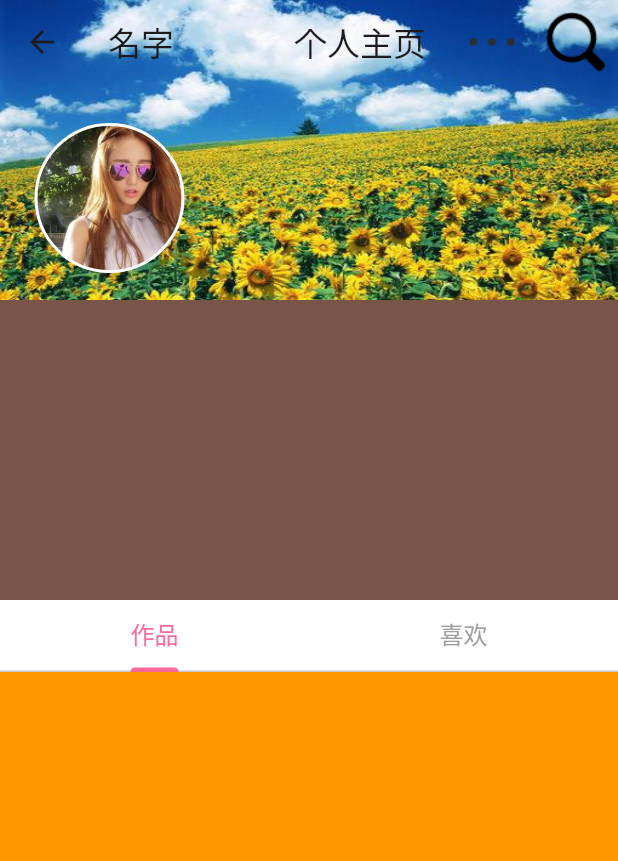
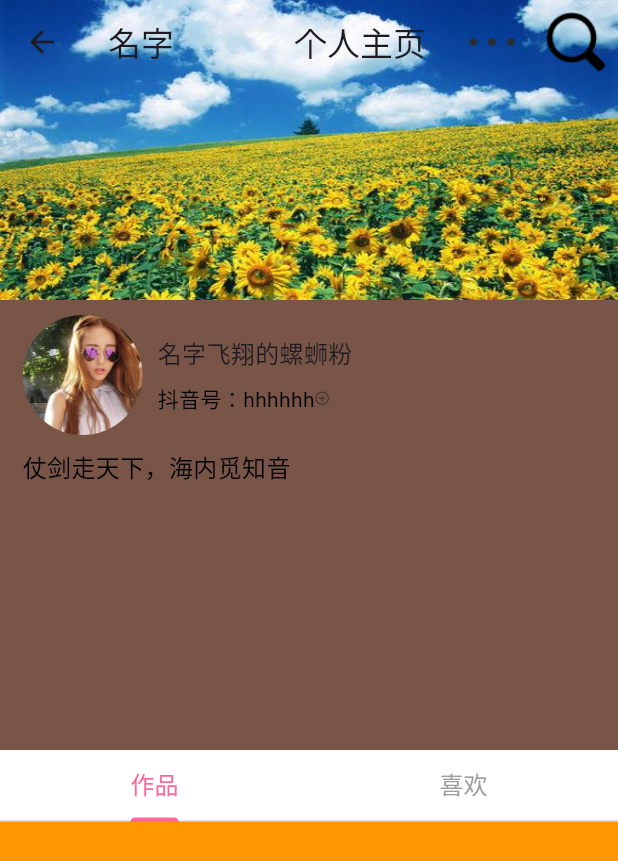
Before and after one commit to yongkangwang/tiktok_flutter, a Flutter app: the UserPage screen opened by its route, on a phone screen of 412 x 824 dp. Shown: the top 861 px of the screen. Run offline on Flutter 3.47's test engine with Material 3 defaults, Android fonts, the phone set to English and light mode, and no system bars; our stand-ins replace dio, easy_refresh, flutter_screenutil, flutter_smart_dialog, flutter_speed_dial, get and 5 more; missing offline and left inert: event_bus_plus, flutter_swiper_null_safety_flutter3; accounts and stored records are empty; network calls fail; key blocks and very long unbroken strings in the code were emptied for the run.

Commit message:
更换头像

```diff
--- a/lib/core/third/utils/image_utils.dart
+++ b/lib/core/third/utils/image_utils.dart
@@ -4,14 +4,13 @@ import 'dart:io';
 import 'package:image_picker/image_picker.dart';
 
 class ImageUtils{
-
+  // 刚添加后的相册权限需要等个5分钟，有缓存没权限问题会导致调用相册崩溃，
   /// 图片选取
   static Future<File?> getImage() async {
     final XFile? file = await ImagePicker().pickImage(
         source: ImageSource.gallery,//图库选择
       // maxWidth: 100.0, // 设置图片最大宽度，间接压缩了图片的体积
     );
-
 
     /// 选取图片失败file为null，要注意判断下。
     /// 获取图片路径后可以上传到服务器上
--- a/lib/main.dart
+++ b/lib/main.dart
@@ -2,6 +2,7 @@ import 'package:flutter/foundation.dart';
 import 'package:flutter/material.dart';
 
 import 'package:get/get.dart';
+import 'package:flutter_smart_dialog/flutter_smart_dialog.dart';
 
 import 'core/third/shared_preference/shared_preference_util.dart';
 import 'core/third/shared_preference/preference_keys.dart';
@@ -75,6 +76,8 @@ class MyApp extends StatelessWidget {
           // locale: Locale('zh','CN'),
           // 在配置错误的情况下 显示的语言
           // fallbackLocale: Locale("zh",'CN'),
+          navigatorObservers: [FlutterSmartDialog.observer],
+          builder: FlutterSmartDialog.init(),
         );
 
       },
--- a/lib/ui/pages/home/home/home_state.dart
+++ b/lib/ui/pages/home/home/home_state.dart
@@ -1,11 +1,12 @@
 
-import 'package:flutter/cupertino.dart';
+// import 'package:flutter/cupertino.dart';
+import 'package:flutter/material.dart';
 
 import 'package:bili_flutter/ui/widegts/view/primary_scroll_container.dart';
 
 class HomeState {
 
-  // GlobalKey 需要导入系统库cupertino
+  // GlobalKey 需要导入系统库cupertino/material
   late GlobalKey<PrimaryScrollContainerState> keyRecommend;
   late GlobalKey<PrimaryScrollContainerState> keyCartoon;
 
--- a/lib/ui/pages/my/home/user_view.dart
+++ b/lib/ui/pages/my/home/user_view.dart
@@ -38,8 +38,9 @@ class UserPage extends StatelessWidget {
 
 
     return Scaffold(
+      backgroundColor: Colors.transparent,
 
-      backgroundColor: Colors.red,
+      // backgroundColor: Colors.red,
       // appBar: buildNavAppBar(),
       // body: Container(
       //   color: Colors.yellow,
@@ -63,9 +64,7 @@ class UserPage extends StatelessWidget {
   // 顶部导航栏
   Widget _getSliverAppBar() {
     print('_getSliverAppBar顶部导航栏===   build ');
-
     print('_getSliverAppBar顶部导航栏===${logic.titleString.value}');
-
 
     return SliverAppBar(
       // brightness:Brightness.dark,
@@ -78,8 +77,8 @@ class UserPage extends StatelessWidget {
       stretch: true,
       // FlexibleSpaceBar 这里就是用于实现滚动折叠的效果的地方
       flexibleSpace: FlexibleSpaceBar(
-        // background: Image.asset(AKImageAssets.myTopBackgroundImage,fit: BoxFit.fill,),
-        background: UserHeadInfoWidget(),
+        background: Image.asset(AKImageAssets.myTopBackgroundImage,fit: BoxFit.fill,),
+        // background: UserHeadInfoWidget(),
       ),
       actions: [
         IconButton(
@@ -128,8 +127,9 @@ class UserPage extends StatelessWidget {
 
     return SliverToBoxAdapter(
       child: Container(
-        height: 200,
-        color: Colors.teal,
+        height: 300,
+        color: Colors.transparent,
+        // color: Colors.teal,
         // child: Text('用户信息'),
         child: MyUserInfoWidget(),
       ),
--- a/lib/ui/pages/my/widget/my_user_head_widget.dart
+++ b/lib/ui/pages/my/widget/my_user_head_widget.dart
@@ -1,10 +1,14 @@
 
+import 'dart:io';
+
+import 'package:bili_flutter/ui/sheard/means.dart';
 import 'package:flutter/cupertino.dart';
 import 'package:flutter/material.dart';
 
 import 'package:flutter_screenutil/flutter_screenutil.dart';
 
 import 'package:bili_flutter/core/third/utils/image_utils.dart';
+import 'package:get/get.dart';
 
 import '../../../sheard/image_assets.dart';
 import '../../../widegts/view/circular_widget.dart';
@@ -23,11 +27,49 @@ class UserHeadInfoWidget extends StatefulWidget {
 
 class _UserHeadInfoWidgetState extends State<UserHeadInfoWidget> {
 
-  var isFile = false;
+  var _isFile = false.obs;
+  var _file;
+
 
   @override
   Widget build(BuildContext context) {
     // return const Placeholder();
+    // return buildStack(context);
+    return GestureDetector(
+      onTap: (){
+        showModalBottomAlert(context);
+      },
+      child: Obx(() =>  CircularImageWidget(
+        imageName: AKImageAssets.myTophead_portrait,
+        radius: 40,width: 80,heigth: 80,
+        type: _isFile.value == false ? 1 : 3,
+        imageFile: _file,
+      )),
+    );
+    // return buildIconButton(context);
+
+  }
+
+  IconButton buildIconButton(BuildContext context) {
+    // IconButton 有内边距，不方便左对齐
+    return IconButton(
+      onPressed: (){
+        print('头像点击了');
+        // showCupertinoAlert(context);
+        // showCupertinoBottomAlert(context);
+        showModalBottomAlert(context);
+      },
+      icon: Obx(() =>  CircularImageWidget(
+        imageName: AKImageAssets.myTophead_portrait,
+        radius: 40,width: 80,heigth: 80,
+        type: _isFile.value == false ? 1 : 3,
+        imageFile: _file,
+      ))
+
+  );
+  }
+
+  Stack buildStack(BuildContext context) {
     return Stack(
     // alignment: Alignment.bottomCenter,
     fit: StackFit.expand,
@@ -48,30 +90,40 @@ class _UserHeadInfoWidgetState extends State<UserHeadInfoWidget> {
                 // showCupertinoBottomAlert(context);
                 showModalBottomAlert(context);
               },
-                icon: CircularImageWidget(
+              icon:
+            Obx(() =>  CircularImageWidget(
               imageName: AKImageAssets.myTophead_portrait,
               radius: 50,width: 100,heigth: 100,
+              type: _isFile.value == false ? 1 : 3,
+              imageFile: _file,
             )
+            )
+
 
           )
       )
     ],
 
   );
-
-
   }
 
 
+
+
+//选择头像弹窗
   void showModalBottomAlert(BuildContext context) {
     showModalBottomSheet(context: context, builder:(BuildContext context) {
       return BottomAlert(
         onTapGallery: (){
-          ImageUtils.getImage();
-
+           ImageUtils.getImage().then((value){
+             printDebug('ImageUtils== $value');
+             changeImage(value);
+           });
         },
         onTapCamera: (){
-
+          ImageUtils.getCamera().then((value){
+            changeImage(value);
+          });
         },
       );
 
@@ -79,6 +131,15 @@ class _UserHeadInfoWidgetState extends State<UserHeadInfoWidget> {
   }
 
 
+  void changeImage(File? file){
+    if(file == null){
+    }else{
+      _file = file;
+      setState(() {
+        _isFile.value = true;
+      });
+    }
+  }
 
   void showCupertinoAlert(BuildContext context){
     showCupertinoDialog(context: context, builder: (BuildContext context){
@@ -123,7 +184,6 @@ class _UserHeadInfoWidgetState extends State<UserHeadInfoWidget> {
 
 
 
-
   void showMaterialAlert(BuildContext context) {
     showDialog(context: context, builder: (BuildContext context){
       return AlertDialog(
@@ -141,4 +201,8 @@ class _UserHeadInfoWidgetState extends State<UserHeadInfoWidget> {
 
 
 
+
+
+
+
 }
--- a/lib/ui/pages/my/widget/my_user_info_widget.dart
+++ b/lib/ui/pages/my/widget/my_user_info_widget.dart
@@ -1,6 +1,17 @@
 
 import 'package:flutter/material.dart';
 
+import 'package:flutter/services.dart';
+
+import 'package:get/get.dart';
+import 'package:flutter_smart_dialog/flutter_smart_dialog.dart';
+
+import 'my_user_head_widget.dart';
+import 'package:bili_flutter/ui/widegts/view/clip_rect_top.dart';
+import '../../../sheard/image_assets.dart';
+import '../../../sheard/app_theme.dart';
+import '../.../../../../widegts/view/text_normal.dart'
+;
 class MyUserInfoWidget extends StatefulWidget {
   const MyUserInfoWidget({super.key});
 
@@ -9,12 +20,64 @@ class MyUserInfoWidget extends StatefulWidget {
 }
 
 class _MyUserInfoWidgetState extends State<MyUserInfoWidget> {
+
+  final String userID = 'hhhhhh';
+
   @override
   Widget build(BuildContext context) {
     // return const Placeholder();
     return Container(
       color: Colors.brown,
+      // color: Colors.transparent,
+      padding: EdgeInsets.only(left: 15,right: 10),
+      child: Column(
+        crossAxisAlignment: CrossAxisAlignment.start,
+        children: [
+          SizedBox(height: 10,),
+
+          Row(
+            children: [
+              UserHeadInfoWidget(),
+              SizedBox(width: 10,),
+              Column(
+                crossAxisAlignment: CrossAxisAlignment.start,
+                children: [
+                  Text('名字飞翔的螺蛳粉',style: TextStyle(fontSize: 16),),
+                  SizedBox(height: 8,),
+                  Stack(
+                    children: [
+                      GestureDetector(
+                        onTap: (){
+                          Clipboard.setData(ClipboardData(text: userID));
+                          SmartDialog.showToast('已复制抖音号： $userID',alignment: Alignment.center);
+                          // Get.snackbar(title, message)
+                        },
+                        child: Row(
+                          mainAxisAlignment: MainAxisAlignment.start,
+                          // crossAxisAlignment: CrossAxisAlignment.start,
+                          children: [
+                            Text('抖音号：$userID',style: TextStyle(color: AKAppTheme.norTextColors),),
+                            Image.asset(AKImageAssets.homeAppBarLeft1PNG,width: 10,height: 10,)],
+                        ),
+                      ),
+                    ],
+                  ),
+
+                ],
+              ),
+
+            ],
+          ),
+          SizedBox(height: 10,),
+          TextNormal('仗剑走天下，海内觅知音')
+        ],
+      ),
     );
 
   }
+
+
+
+
+
 }
--- a/lib/ui/pages/short_video/playing/video_playing.dart
+++ b/lib/ui/pages/short_video/playing/video_playing.dart
@@ -105,8 +105,7 @@ class _AKVideoPlayingState extends State<AKVideoPlaying> {
   Widget build(BuildContext context) {
     // return const Placeholder();
 
-
-    if(_isPlayButton){
+  if(_isPlayButton){
     }else{
       if(widget.index == widget.page){
         // _playOrPause();
--- a/lib/ui/sheard/app_theme.dart
+++ b/lib/ui/sheard/app_theme.dart
@@ -12,10 +12,10 @@ class AKAppTheme{
 
   // 1.共有属性
   static const double bodyFontSize = 14;
-  // static const double smallFontSize = 16;
+  static const double normalFontSize = 16;
   // static const double normalFontSize = 20;
-  // static const double largeFontSize = 24;
-  // static const double xlargeFontSize = 30;
+  static const double largeFontSize = 20;
+  static const double xlargeFontSize = 30;
 
 
 
--- a/lib/ui/sheard/means.dart
+++ b/lib/ui/sheard/means.dart
@@ -1,6 +1,18 @@
 import 'package:flutter/material.dart';
+import 'package:flutter/foundation.dart';
 
 
+
+
+void printDebug(Object? object) {
+  if (!kDebugMode) return; // 如果是发布模式，则不打印
+  print('[DEBUG] $object'); // 开发模式下打印
+}
+
+void printRelease(Object? object) {
+  if (kDebugMode) return; // 如果是开发模式，则不打印
+  print(object); // 发布模式下打印
+}
 
 ///十六进制转为颜色
 class ColorRadixChange {
--- a/lib/ui/widegts/view/bottom_alert.dart
+++ b/lib/ui/widegts/view/bottom_alert.dart
@@ -1,5 +1,6 @@
 
 import 'package:flutter/material.dart';
+import 'package:flutter/foundation.dart';
 
 class BottomAlert extends StatelessWidget {
   // const BottomAlert({super.key});
@@ -17,6 +18,7 @@ class BottomAlert extends StatelessWidget {
   @override
   Widget build(BuildContext context) {
     // return const Placeholder();
+
     return Container(
       height: 240,
       child: Column(
--- a/lib/ui/widegts/view/circular_widget.dart
+++ b/lib/ui/widegts/view/circular_widget.dart
@@ -4,22 +4,22 @@ import 'dart:io';
 
 import 'package:flutter/material.dart';
 import '../../sheard/image_assets.dart';
+import 'package:bili_flutter/ui/sheard/means.dart';
 
 class CircularImageWidget extends StatelessWidget {
   // const CircularWidget({super.key});
 
 
   const CircularImageWidget({
-    Key? key,
+    super.key,
     this.imageName,
     this.radius,
     this.width,
     this.heigth,
     this.type = 1,
     this.imageFile
-  }):super (key: key);
-
-  final String? imageName;
+  });
+  final String? imageName;//资源图片路径或者网络url
   final double? radius;
   final double? width;
   final double? heigth;
@@ -30,28 +30,42 @@ class CircularImageWidget extends StatelessWidget {
   @override
   Widget build(BuildContext context) {
     // return const Placeholder();
+    // FadeInImage.assetNetwork  淡入效果，无本地缓存
+    // printDebug('object圆角图片  ${imageName}');
 
     return Container(
       width: width,
       height: heigth,
+      child: _buildImage(),
+      /*
       decoration: BoxDecoration(
           borderRadius: BorderRadius.circular(radius??0),
           border: Border.fromBorderSide(BorderSide(color: Colors.white,width: 2)),
           image: DecorationImage(
              image: AssetImage(imageName??'')
-            // 需要是ImageProvider或者他的子类
-            // image: type == 1 ? AssetImage(imageName??'')
-            //     : type == 2 ? AssetImage('url') : AssetImage('url')
+            // 需要是ImageProvider或者他的子类,而且只能返回相同类型的，不能AssetImage和NetworkImage同时出现
+            // image: type == 1 ? NetworkImage(imageName??'')
+            //     : type == 2 ? NetworkImage('url') : NetworkImage('url')
 
-            // AssetImage(imageName??'')
-            // type? == 1
-              // ? AssetImage(imageName??'')
-              // : NetworkImage(imageName??'')
+            //   image: type == 1 ? AssetImage(imageName??'') : NetworkImage(imageName??'')
 
           )
+
       ),
+
+       */
     );
 
 
   }
+
+  Widget _buildImage(){
+    return ClipRRect(
+      borderRadius: BorderRadius.circular(radius??0),
+      child: type == 1 ? Image.asset(imageName??'')
+           : type == 2 ? Image.network(imageName??'') : Image.file(imageFile??File('path'),fit: BoxFit.fill,)
+    );
+  }
+
+
 }
--- /dev/null
+++ b/lib/ui/widegts/view/text_normal.dart
@@ -0,0 +1,22 @@
+import 'package:flutter/material.dart';
+
+import '../../sheard/app_theme.dart';
+
+class TextNormal extends StatelessWidget {
+  const TextNormal(
+    this.text,{
+    super.key,
+    this.fontSize = AKAppTheme.normalFontSize,
+    this.color = AKAppTheme.norTextColors
+  });
+
+  final String text;
+  final double fontSize;
+  final Color color;
+
+  @override
+  Widget build(BuildContext context) {
+    // return const Placeholder();
+    return Text(text,style: TextStyle(fontSize: fontSize,color: color),);
+  }
+}
```
Also changed, not shown: lib/ui/widegts/view/clip_rect_top.dart (added, +29 -0 lines), 4 other files. Lines whose indentation alone changed are shown as unchanged.
